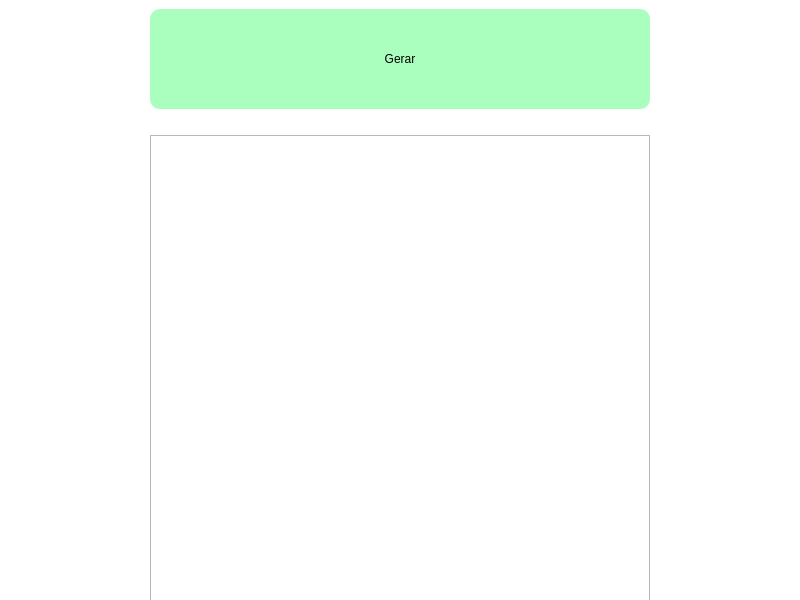
Old version of the form Uii.ui in the repository Gabrielrocha20/PegarXMLePDF.
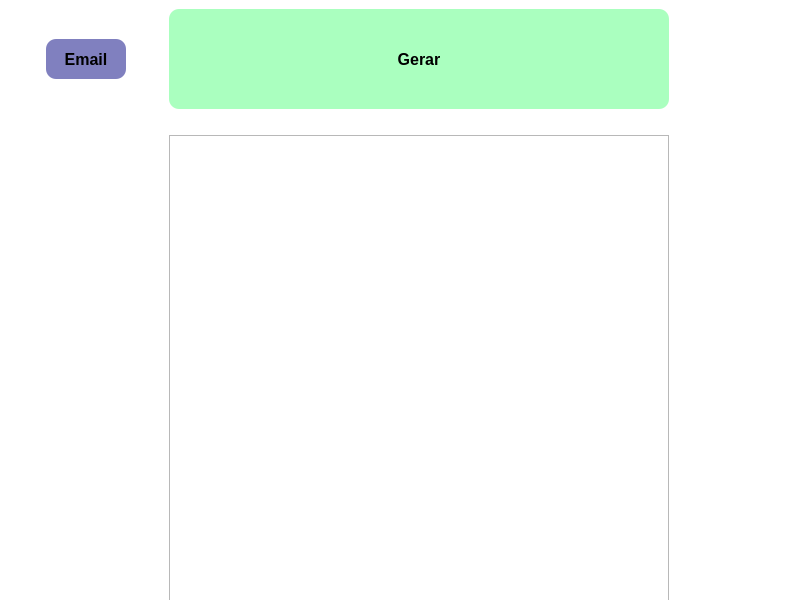
New version of the form. Icons and pictures are not drawn.

```diff
--- a/Uii.ui
+++ b/Uii.ui
@@ -93,20 +93,82 @@
            <number>0</number>
           </property>
           <layout class="QGridLayout" name="gridLayout_2">
-           <item row="0" column="2">
+           <item row="0" column="6">
             <spacer name="horizontalSpacer_2">
              <property name="orientation">
               <enum>Qt::Horizontal</enum>
              </property>
              <property name="sizeHint" stdset="0">
               <size>
+               <width>50</width>
+               <height>20</height>
+              </size>
+             </property>
+            </spacer>
+           </item>
+           <item row="0" column="3">
+            <widget class="QPushButton" name="btnGerar">
+             <property name="minimumSize">
+              <size>
+               <width>80</width>
+               <height>100</height>
+              </size>
+             </property>
+             <property name="maximumSize">
+              <size>
+               <width>500</width>
+               <height>16777215</height>
+              </size>
+             </property>
+             <property name="font">
+              <font>
+               <pointsize>12</pointsize>
+               <weight>75</weight>
+               <bold>true</bold>
+              </font>
+             </property>
+             <property name="styleSheet">
+              <string notr="true">QPushButton {
+	background-color: rgba(85, 255, 127, 0.5);
+border-radius: 10px
+}
+
+QPushButton:hover{
+	background-color: rgb(85, 255, 127);
+}</string>
+             </property>
+             <property name="text">
+              <string>Gerar</string>
+             </property>
+            </widget>
+           </item>
+           <item row="1" column="0" colspan="7">
+            <spacer name="horizontalSpacer_3">
+             <property name="orientation">
+              <enum>Qt::Horizontal</enum>
+             </property>
+             <property name="sizeHint" stdset="0">
+              <size>
                <width>40</width>
                <height>20</height>
               </size>
              </property>
             </spacer>
            </item>
-           <item row="3" column="1">
+           <item row="0" column="0">
+            <spacer name="horizontalSpacer">
+             <property name="orientation">
+              <enum>Qt::Horizontal</enum>
+             </property>
+             <property name="sizeHint" stdset="0">
+              <size>
+               <width>40</width>
+               <height>20</height>
+              </size>
+             </property>
+            </spacer>
+           </item>
+           <item row="3" column="3">
             <widget class="QFrame" name="frame">
              <property name="minimumSize">
               <size>
@@ -204,55 +266,82 @@
              </layout>
             </widget>
            </item>
-           <item row="0" column="0">
-            <spacer name="horizontalSpacer">
-             <property name="orientation">
-              <enum>Qt::Horizontal</enum>
-             </property>
-             <property name="sizeHint" stdset="0">
-              <size>
-               <width>40</width>
-               <height>20</height>
-              </size>
-             </property>
-            </spacer>
-           </item>
-           <item row="1" column="0" colspan="3">
-            <spacer name="horizontalSpacer_3">
-             <property name="orientation">
-              <enum>Qt::Horizontal</enum>
-             </property>
-             <property name="sizeHint" stdset="0">
-              <size>
-               <width>40</width>
-               <height>20</height>
-              </size>
-             </property>
-            </spacer>
-           </item>
            <item row="0" column="1">
-            <widget class="QPushButton" name="btnGerar">
+            <widget class="QPushButton" name="btnEmail">
              <property name="minimumSize">
               <size>
-               <width>100</width>
-               <height>100</height>
+               <width>80</width>
+               <height>40</height>
               </size>
              </property>
+             <property name="maximumSize">
+              <size>
+               <width>80</width>
+               <height>40</height>
+              </size>
+             </property>
+             <property name="font">
+              <font>
+               <pointsize>12</pointsize>
+               <weight>75</weight>
+               <bold>true</bold>
+              </font>
+             </property>
              <property name="styleSheet">
               <string notr="true">QPushButton {
-	background-color: rgba(85, 255, 127, 0.5);
+	background-color: rgba(0, 0, 127, 0.5);
 border-radius: 10px
 }
 
 QPushButton:hover{
-	background-color: rgb(85, 255, 127);
+	background-color: rgb(0, 0, 127);
+	color: rgb(255, 255, 255);
 }</string>
              </property>
              <property name="text">
-              <string>Gerar</string>
+              <string>Email</string>
              </property>
             </widget>
            </item>
+           <item row="0" column="2">
+            <spacer name="horizontalSpacer_4">
+             <property name="orientation">
+              <enum>Qt::Horizontal</enum>
+             </property>
+             <property name="sizeHint" stdset="0">
+              <size>
+               <width>40</width>
+               <height>20</height>
+              </size>
+             </property>
+            </spacer>
+           </item>
+           <item row="0" column="4">
+            <spacer name="horizontalSpacer_6">
+             <property name="orientation">
+              <enum>Qt::Horizontal</enum>
+             </property>
+             <property name="sizeHint" stdset="0">
+              <size>
+               <width>40</width>
+               <height>20</height>
+              </size>
+             </property>
+            </spacer>
+           </item>
+           <item row="0" column="5">
+            <spacer name="horizontalSpacer_5">
+             <property name="orientation">
+              <enum>Qt::Horizontal</enum>
+             </property>
+             <property name="sizeHint" stdset="0">
+              <size>
+               <width>40</width>
+               <height>20</height>
+              </size>
+             </property>
+            </spacer>
+           </item>
           </layout>
          </widget>
         </item>
```
